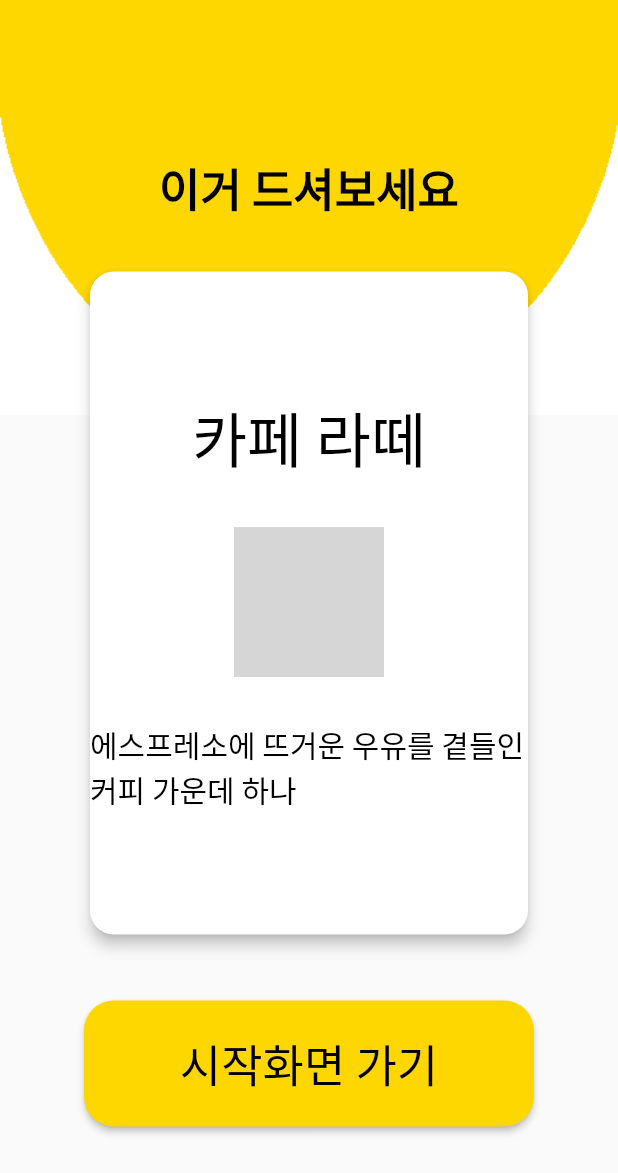
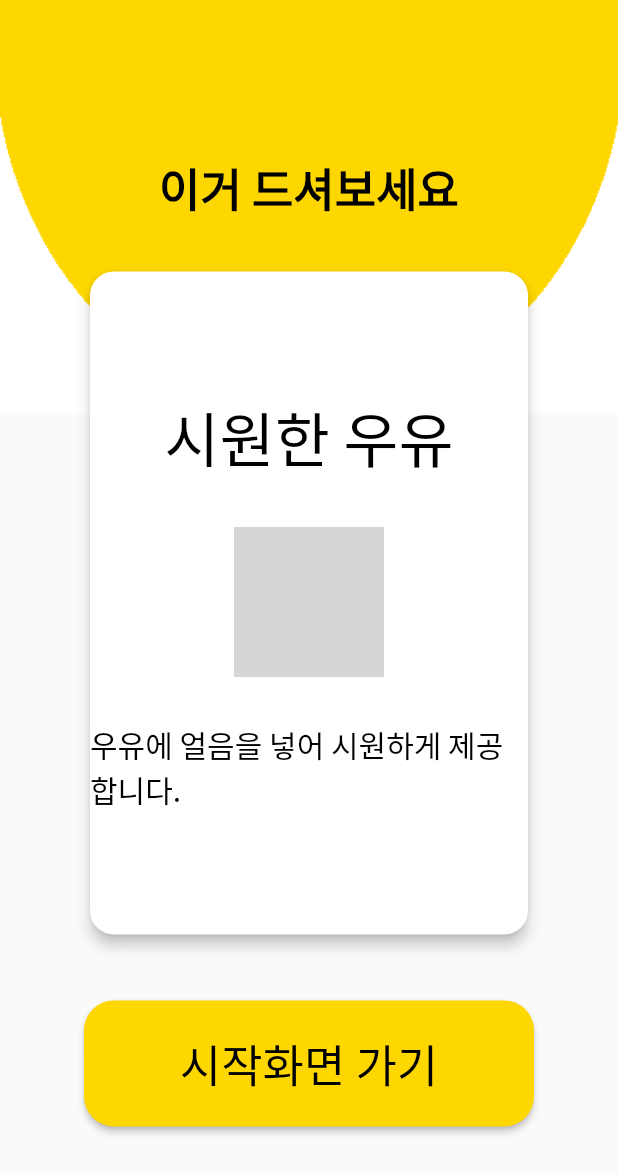
Before and after one commit to I-can-read/Flutter, a Flutter app: the RecommendScreen4 screen opened by its route, after a tap on "우유 포함", on a phone screen of 412 x 824 dp. Shown: the top 1173 px of the screen. Run offline on Flutter 3.47's test engine with Material 2 defaults, Android fonts, the phone set to English and light mode, and no system bars; our stand-ins replace camera; network calls fail; grey boxes are pictures that could not be loaded.

Commit message:
feat: 메뉴 레포 업데이트

```diff
--- /dev/null
+++ b/lib/models/recommend_menu.dart
@@ -0,0 +1,90 @@
+import 'package:i_can_read/models/menu.dart';
+
+class RecommendMenu {
+  final List<Menu> recommendMenu = [
+    Menu(
+      name: '따뜻한 바닐라라떼',
+      description: '우유에 커피와 바닐라 시럽을 넣어 달콤한 음료입니다.\n시중에 판매하는 커피 믹스와 비슷한 맛입니다.',
+      image: 'https://post-phinf.pstatic.net/MjAxODAyMDhfMTQ0/MDAxNTE4MDU1NDU1OTE1._ovacpJ6exOfJCMunIy5ZtAN87vwdkTkjJ9lQ7DAxaEg.oR43dJo7Gxdvlm1EjRAVwzch-MDurQb4eI3n1zRNJcsg.PNG/2018-02-08_11%3B01%3B45_-_%EB%B3%B5%EC%82%AC%EB%B3%B8.PNG?type=w1200'
+    ),
+    Menu(
+      name: '카푸치노',
+      description: '우유에 커피를 넣은 음료입니다. 라떼와 비교했을 때 우유 거품의 비율이 높아 부드러운 것이 특징입니다.',
+      image: 'https://upload.wikimedia.org/wikipedia/commons/thumb/f/f7/Linea_doubleespresso.jpg/330px-Linea_doubleespresso.jpg'
+    ),
+    Menu(
+      name: '아인슈페너',
+      description: '시원한 아메리카노 위에 달콤한 크림을 올린 음료입니다.',
+      image: 'https://upload.wikimedia.org/wikipedia/commons/1/1e/Einspaenner.jpg'
+    ),
+    Menu(
+      name: '따뜻한 아메리카노',
+      description: '따뜻한 물에 커피 추출액을 부어서 제공하는 기본 커피입니다.\n단 맛이 없고 쓰고 고소한 맛입니다.',
+      image: 'https://upload.wikimedia.org/wikipedia/commons/thumb/1/19/Affogato.JPG/330px-Affogato.JPG'
+    ),
+    Menu(
+      name: '아이스 바닐라라떼',
+      description: '우유에 커피와 바닐라 시럽을 넣은 음료입니다.\n시중에 판매하는 커피 믹스와 비슷한 맛입니다.',
+      image: 'https://upload.wikimedia.org/wikipedia/commons/thumb/3/30/Koffie_verkeerd_cafe_MP_Amsterdam.jpg/330px-Koffie_verkeerd_cafe_MP_Amsterdam.jpg'
+    ),
+    Menu(
+      name: '아이스 카페라떼',
+      description: '우유에 커피를 넣은 음료로 단맛이 나지 않습니다. ',
+      image: 'https://upload.wikimedia.org/wikipedia/commons/thumb/e/e0/Caff%C3%A8_Mocha_by_Phil.jpg/330px-Caff%C3%A8_Mocha_by_Phil.jpg'
+    ),
+    Menu(
+      name: '아이스 두유라떼(소이라떼)',
+      description: '카페라떼에서 우유 대신에 두유가 들어간 음료입니다.',
+      image: 'https://upload.wikimedia.org/wikipedia/commons/thumb/0/09/Hokitika_Cheese_and_Deli%2C_Hokitika_%283526706594%29.jpg/800px-Hokitika_Cheese_and_Deli%2C_Hokitika_%283526706594%29.jpg'
+    ),
+    Menu(
+      name: '아이스 아메리카노',
+      description: '얼음을 넣은 시원한 커피입니다. 단 맛이 없고 쓰고 고소한 맛이 나는것이 특징입니다.',
+      image: 'https://upload.wikimedia.org/wikipedia/commons/thumb/f/f7/Linea_doubleespresso.jpg/330px-Linea_doubleespresso.jpg'
+    ),
+    Menu(
+        name: '따뜻한 고구마라떼',
+      description: '우유와 고구마를 갈아마시는 듯한 맛',
+      image: 'https://upload.wikimedia.org/wikipedia/commons/1/1e/Einspaenner.jpg'
+    ),
+    Menu(
+      name: '따뜻한 우유',
+      description: '우유를 데워서 제공합니다.',
+      image: 'https://upload.wikimedia.org/wikipedia/commons/thumb/1/19/Affogato.JPG/330px-Affogato.JPG'
+    ),
+    Menu(
+      name: '따뜻한 유자차',
+      description: '유자차는 비타민 A와 C, 무기질 및 구연산이 풍부하여 피로해소, 감기예방, 피부 미백에 좋습니다.',
+      image: 'https://upload.wikimedia.org/wikipedia/commons/thumb/3/30/Koffie_verkeerd_cafe_MP_Amsterdam.jpg/330px-Koffie_verkeerd_cafe_MP_Amsterdam.jpg'
+    ),
+    Menu(
+      name: '따뜻한 녹차',
+      description: '따뜻한 물에 우린 녹차 한잔',
+      image: 'https://upload.wikimedia.org/wikipedia/commons/thumb/e/e0/Caff%C3%A8_Mocha_by_Phil.jpg/330px-Caff%C3%A8_Mocha_by_Phil.jpg'
+    ),
+    Menu(
+        name: '아이스 초코라떼',
+        description: '우유에 초콜릿 가루나 시럽을 넣어 만든 초코 우유입니다.',
+        image: 'https://upload.wikimedia.org/wikipedia/commons/thumb/3/30/Koffie_verkeerd_cafe_MP_Amsterdam.jpg/330px-Koffie_verkeerd_cafe_MP_Amsterdam.jpg'
+    ),
+    Menu(
+        name: '시원한 우유',
+        description: '우유에 얼음을 넣어 시원하게 제공합니다.',
+        image: 'https://upload.wikimedia.org/wikipedia/commons/thumb/e/e0/Caff%C3%A8_Mocha_by_Phil.jpg/330px-Caff%C3%A8_Mocha_by_Phil.jpg'
+    ),
+    Menu(
+        name: '아이스티',
+        description: '물에 시럽이나 가루를 넣어 만든 복숭아 향이 나는 음료입니다. 시중에 판매하는 립톤과 같은 제품',
+        image: 'https://upload.wikimedia.org/wikipedia/commons/thumb/3/30/Koffie_verkeerd_cafe_MP_Amsterdam.jpg/330px-Koffie_verkeerd_cafe_MP_Amsterdam.jpg'
+    ),
+    Menu(
+        name: '아이스 녹차',
+        description: '녹차를 우린 물에 얼음을 넣어 시원하게 제공하는 음료입니다.',
+        image: 'https://upload.wikimedia.org/wikipedia/commons/thumb/e/e0/Caff%C3%A8_Mocha_by_Phil.jpg/330px-Caff%C3%A8_Mocha_by_Phil.jpg'
+    ),
+  ];
+
+  List<Menu> getMenu() {
+    return recommendMenu;
+  }
+}
--- a/lib/screens/recommend/recommend_result.dart
+++ b/lib/screens/recommend/recommend_result.dart
@@ -1,62 +1,61 @@
 import 'package:flutter/material.dart';
+import 'package:i_can_read/models/recommend_menu.dart';
 import 'package:i_can_read/screens/home_screen.dart';
 import 'package:i_can_read/screens/recommend/menu_filter.dart';
-
 import '../../models/menu.dart';
-import '../../models/menu_repository.dart';
 import 'CustomPageRoute.dart';
 
 class RecommendResultScreen extends StatelessWidget {
-  final List<Menu> menus = MenuRepository().getMenu();
+  final List<Menu> menus = RecommendMenu().getMenu();
  @override
   Widget build(BuildContext context) {
    if (MenuFilter.isCoffee && MenuFilter.isHot && MenuFilter.isMilk && MenuFilter.isSweet){
+     return ShowResultScreen(menu: menus[0]);
+   }
+   else if(MenuFilter.isCoffee && MenuFilter.isHot && MenuFilter.isMilk && !MenuFilter.isSweet){
      return ShowResultScreen(menu: menus[1]);
    }
-   else if(MenuFilter.isCoffee && MenuFilter.isHot && MenuFilter.isMilk && !MenuFilter.isSweet){
+   else if(MenuFilter.isCoffee && MenuFilter.isHot && !MenuFilter.isMilk && MenuFilter.isSweet){
      return ShowResultScreen(menu: menus[2]);
    }
-   else if(MenuFilter.isCoffee && MenuFilter.isHot && !MenuFilter.isMilk && MenuFilter.isSweet){
+   else if(MenuFilter.isCoffee && MenuFilter.isHot && !MenuFilter.isMilk && !MenuFilter.isSweet){
      return ShowResultScreen(menu: menus[3]);
    }
-   else if(MenuFilter.isCoffee && MenuFilter.isHot && !MenuFilter.isMilk && !MenuFilter.isSweet){
+   else if(MenuFilter.isCoffee && !MenuFilter.isHot && MenuFilter.isMilk && MenuFilter.isSweet){
      return ShowResultScreen(menu: menus[4]);
    }
-   else if(MenuFilter.isCoffee && !MenuFilter.isHot && MenuFilter.isMilk && MenuFilter.isSweet){
+   else if(MenuFilter.isCoffee && !MenuFilter.isHot && MenuFilter.isMilk && !MenuFilter.isSweet){
      return ShowResultScreen(menu: menus[5]);
    }
-   else if(MenuFilter.isCoffee && !MenuFilter.isHot && MenuFilter.isMilk && !MenuFilter.isSweet){
+   else if(MenuFilter.isCoffee && !MenuFilter.isHot && !MenuFilter.isMilk && MenuFilter.isSweet){
      return ShowResultScreen(menu: menus[6]);
    }
-   else if(MenuFilter.isCoffee && !MenuFilter.isHot && !MenuFilter.isMilk && MenuFilter.isSweet){
+   else if(MenuFilter.isCoffee && !MenuFilter.isHot && !MenuFilter.isMilk && !MenuFilter.isSweet){
      return ShowResultScreen(menu: menus[7]);
    }
-   else if(MenuFilter.isCoffee && !MenuFilter.isHot && !MenuFilter.isMilk && !MenuFilter.isSweet){
+   else if(!MenuFilter.isCoffee && MenuFilter.isHot && MenuFilter.isMilk && MenuFilter.isSweet){
      return ShowResultScreen(menu: menus[8]);
    }
-   else if(!MenuFilter.isCoffee && MenuFilter.isHot && MenuFilter.isMilk && MenuFilter.isSweet){
+   else if(!MenuFilter.isCoffee && MenuFilter.isHot && MenuFilter.isMilk && !MenuFilter.isSweet){
      return ShowResultScreen(menu: menus[9]);
    }
-   else if(!MenuFilter.isCoffee && MenuFilter.isHot && MenuFilter.isMilk && !MenuFilter.isSweet){
+   else if(!MenuFilter.isCoffee && MenuFilter.isHot && !MenuFilter.isMilk && MenuFilter.isSweet){
      return ShowResultScreen(menu: menus[10]);
    }
-   else if(!MenuFilter.isCoffee && MenuFilter.isHot && !MenuFilter.isMilk && MenuFilter.isSweet){
-     return ShowResultScreen(menu: menus[1]);
-   }
    else if(!MenuFilter.isCoffee && MenuFilter.isHot && !MenuFilter.isMilk && !MenuFilter.isSweet){
-     return ShowResultScreen(menu: menus[2]);
+     return ShowResultScreen(menu: menus[11]);
    }
    else if(!MenuFilter.isCoffee && !MenuFilter.isHot && MenuFilter.isMilk && MenuFilter.isSweet){
-     return ShowResultScreen(menu: menus[3]);
+     return ShowResultScreen(menu: menus[12]);
    }
    else if(!MenuFilter.isCoffee && !MenuFilter.isHot && MenuFilter.isMilk && !MenuFilter.isSweet){
-     return ShowResultScreen(menu: menus[4]);
+     return ShowResultScreen(menu: menus[13]);
    }
    else if(!MenuFilter.isCoffee && !MenuFilter.isHot && !MenuFilter.isMilk && MenuFilter.isSweet){
-     return ShowResultScreen(menu: menus[5]);
+     return ShowResultScreen(menu: menus[14]);
    }
    else if(!MenuFilter.isCoffee && !MenuFilter.isHot && !MenuFilter.isMilk && !MenuFilter.isSweet){
-     return ShowResultScreen(menu: menus[6]);
+     return ShowResultScreen(menu: menus[15]);
    }
    else{
      return ShowResultScreen(menu: menus[0]);
--- a/pubspec.yaml
+++ b/pubspec.yaml
@@ -50,6 +50,7 @@ dev_dependencies:
   # package. See that file for information about deactivating specific lint
   # rules and activating additional ones.
   flutter_lints: ^2.0.0
+  flutter_launcher_icons: ^0.12.0
 
 # For information on the generic Dart part of this file, see the
 # following page: https://dart.dev/tools/pub/pubspec
```
Also changed, not shown: pubspec.lock.
